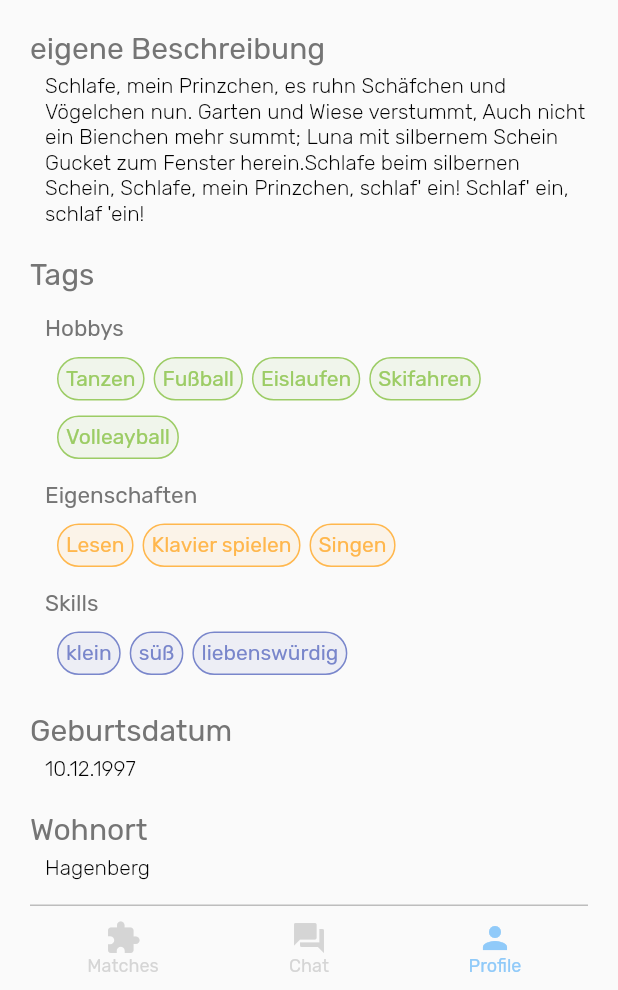
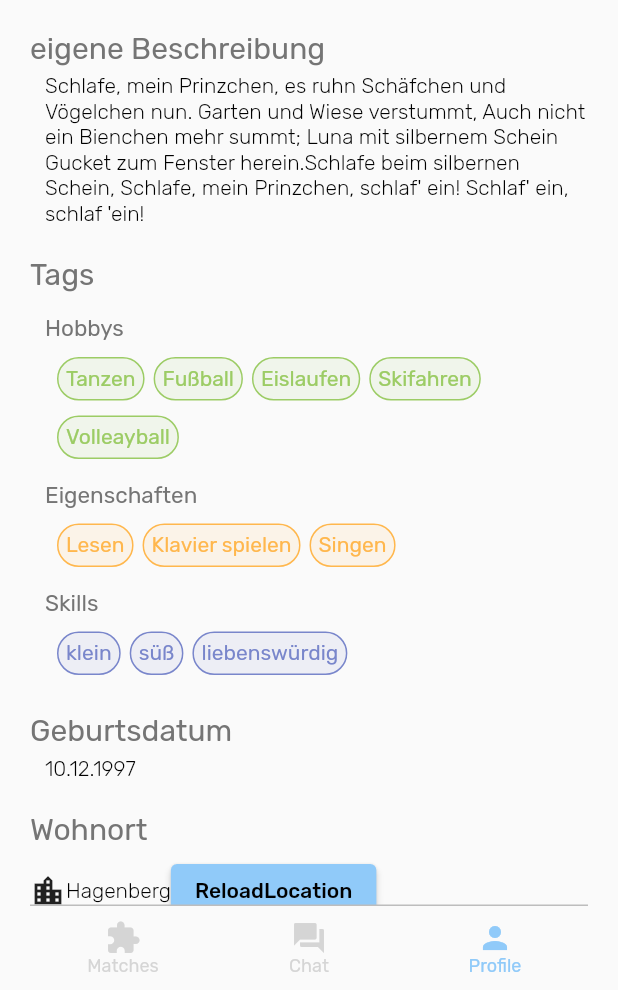
Before and after one commit to sara-luise/SMA_Project, a Flutter app: the screen it shows once a user with an empty profile is signed in, item 3 of the bottom bar chosen, on a phone screen of 412 x 824 dp, the part 246-1236 px from its top. Run offline on Flutter 3.47's test engine with Material 2 defaults, Android fonts, the phone set to English and light mode, and no system bars; our stand-ins replace firebase_auth, firebase_core, geocoding, geolocator, permission_handler; missing offline and left inert: android_intent, cloud_firestore_web, firebase_auth_web, firebase_core_web, geolocator_web; accounts and stored records are empty; network calls fail.

Commit message:
added location services

```diff
--- a/sma_app/lib/components/matchCard.dart
+++ b/sma_app/lib/components/matchCard.dart
@@ -12,9 +12,10 @@ class MatchCard extends StatelessWidget {
   @override
   Widget build(BuildContext context) {
     SMAUser user = UserService().getUserById(this.userId);
+    print("USER: " + user.id.toString());
     return SizedBox(
       width: 140,
-      height: 180,
+      // height: 160,
       child: GestureDetector(
         onTap: () {
           Navigator.pushNamed(context, '/chat', arguments: user.id);
--- a/sma_app/lib/generated_plugin_registrant.dart
+++ b/sma_app/lib/generated_plugin_registrant.dart
@@ -8,6 +8,7 @@
 import 'package:cloud_firestore_web/cloud_firestore_web.dart';
 import 'package:firebase_auth_web/firebase_auth_web.dart';
 import 'package:firebase_core_web/firebase_core_web.dart';
+import 'package:geolocator_web/geolocator_web.dart';
 
 import 'package:flutter_web_plugins/flutter_web_plugins.dart';
 
@@ -16,5 +17,6 @@ void registerPlugins(Registrar registrar) {
   FirebaseFirestoreWeb.registerWith(registrar);
   FirebaseAuthWeb.registerWith(registrar);
   FirebaseCoreWeb.registerWith(registrar);
+  GeolocatorPlugin.registerWith(registrar);
   registrar.registerMessageHandler();
 }
--- a/sma_app/lib/pages/home.dart
+++ b/sma_app/lib/pages/home.dart
@@ -21,7 +21,7 @@ class _HomeState extends State<Home> {
         child: SafeArea(
           child: IndexedStack(
             index: _currentIndex,
-            children: const [
+            children: [
               Match(),
               Contacts(),
               Profile(),
--- a/sma_app/lib/pages/profile.dart
+++ b/sma_app/lib/pages/profile.dart
@@ -1,3 +1,4 @@
+import 'package:flutter/gestures.dart';
 import 'package:flutter/material.dart';
 import 'package:intl/intl.dart';
 import 'package:sma_app/colors.dart';
@@ -7,9 +8,15 @@ import 'package:sma_app/models/tagable.dart';
 import 'package:sma_app/services/authservice.dart';
 import 'package:sma_app/services/userservice.dart';
 
-class Profile extends StatelessWidget {
-  const Profile({Key? key}) : super(key: key);
+class Profile extends StatefulWidget {
+  Profile({Key? key}) : super(key: key);
+  String location = "";
 
+  @override
+  ProfileState createState() => ProfileState();
+}
+
+class ProfileState extends State<Profile> {
   @override
   Widget build(BuildContext context) {
     final userservice = UserService();
@@ -58,7 +65,19 @@ class Profile extends StatelessWidget {
           header("Geburtsdatum"),
           body(convertDateToLocalString(user.dateOfBirth)),
           header("Wohnort"),
-          body(user.hometown),
+          Row(
+            children: [
+              Icon(Icons.location_city),
+              Text(widget.location.length > 0 ? widget.location : user.hometown, style: TextStyle(fontSize: 14, fontWeight: FontWeight.w300)),
+              ElevatedButton(onPressed: () async {
+                  String newLocation = await UserService().getGeoLocation();
+                this.setState(() {
+                  widget.location = newLocation;
+                });
+              }, child: Text("ReloadLocation", style: TextStyle(color: Colors.black),)),
+            ],
+          ),
+          // body(user.hometown),
           header("Geschlecht"),
           Padding(
             padding: const EdgeInsets.fromLTRB(10, 0, 0, 0),
@@ -94,6 +113,7 @@ class Profile extends StatelessWidget {
     ));
   }
 
+}
   String convertDateToLocalString(DateTime date) {
     final DateFormat formatter = DateFormat('dd.MM.yyyy');
     return formatter.format(date);
@@ -136,4 +156,3 @@ class Profile extends StatelessWidget {
       ),
     );
   }
-}
--- a/sma_app/pubspec.yaml
+++ b/sma_app/pubspec.yaml
@@ -38,6 +38,10 @@ dependencies:
   firebase_auth: ^3.3.5
   cloud_firestore: ^3.1.6
   firebase_core: ^1.11.0
+  permission_handler: ^8.3.0
+  geolocator: ^8.0.5
+  android_intent: ^0.3.7+2
+  geocoding: ^2.0.2
 
 dev_dependencies:
   flutter_test:
```
Also changed, not shown: sma_app/lib/services/userservice.dart (+67 -0 lines), sma_app/pubspec.lock, 1 other file.
